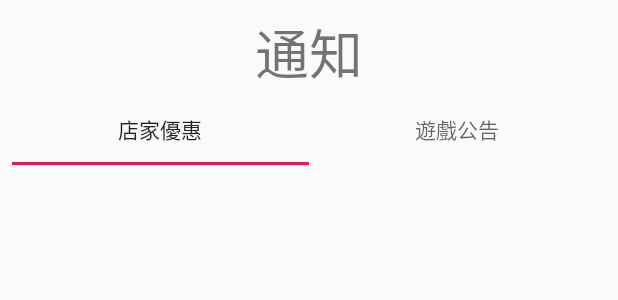
After one commit to jj97181818/CarbonPoint, an Android app: the layout activity_notice.xml on its own in the app's theme, with its tools: preview values and no code run, on a phone screen of 412 x 824 dp. The commit adds this screen. Shown: the top 300 px of the screen. Run offline under Robolectric (Android 15) with nearby library versions, the phone set to English and light mode, and no system bars.

Commit message:
Broken NoticeActivity

```diff
--- a/app/build.gradle
+++ b/app/build.gradle
@@ -22,7 +22,10 @@ dependencies {
     implementation fileTree(dir: 'libs', include: ['*.jar'])
     implementation 'com.android.support:appcompat-v7:28.0.0'
     implementation 'com.android.support.constraint:constraint-layout:1.1.3'
+    implementation 'com.android.support:recyclerview-v7:28.0.0'
     testImplementation 'junit:junit:4.12'
     androidTestImplementation 'com.android.support.test:runner:1.0.2'
     androidTestImplementation 'com.android.support.test.espresso:espresso-core:3.0.2'
+    implementation 'com.android.support:support-v4:28.0.0'
+    implementation 'com.android.support:design:28.0.0'
 }
--- a/app/src/main/AndroidManifest.xml
+++ b/app/src/main/AndroidManifest.xml
@@ -21,7 +21,8 @@
         <activity android:name=".MessageBoardActivity" />
         <activity android:name=".PointActivity" />
         <activity android:name=".ThisMonthRecordActivity" />
-        <activity android:name=".HistoryRecordActivity"></activity>
+        <activity android:name=".HistoryRecordActivity" />
+        <activity android:name=".NoticeActivity"></activity>
     </application>
 
 </manifest>
--- a/app/src/main/java/me/jj97181818/carbonpoint/MainActivity.java
+++ b/app/src/main/java/me/jj97181818/carbonpoint/MainActivity.java
@@ -14,7 +14,7 @@ public class MainActivity extends AppCompatActivity {
     }
 
     public void gotoSpecificActivity(View v) {
-        Intent it = new Intent(this, PointActivity.class);
+        Intent it = new Intent(this, NoticeActivity.class);
         startActivity(it);
     }
 }
--- /dev/null
+++ b/app/src/main/res/layout/activity_notice.xml
@@ -0,0 +1,50 @@
+<?xml version="1.0" encoding="utf-8"?>
+<android.support.constraint.ConstraintLayout xmlns:android="http://schemas.android.com/apk/res/android"
+    xmlns:app="http://schemas.android.com/apk/res-auto"
+    xmlns:tools="http://schemas.android.com/tools"
+    android:layout_width="match_parent"
+    android:layout_height="match_parent"
+    tools:context=".NoticeActivity">
+
+    <TextView
+        android:id="@+id/textView11"
+        android:layout_width="wrap_content"
+        android:layout_height="wrap_content"
+        android:layout_marginStart="8dp"
+        android:layout_marginTop="8dp"
+        android:layout_marginEnd="8dp"
+        android:text="通知"
+        android:textSize="36sp"
+        app:layout_constraintEnd_toEndOf="parent"
+        app:layout_constraintStart_toStartOf="parent"
+        app:layout_constraintTop_toTopOf="parent" />
+
+    <android.support.v4.view.ViewPager
+        android:id="@+id/vpgContent"
+        android:layout_width="0dp"
+        android:layout_height="594dp"
+        android:layout_marginStart="8dp"
+        android:layout_marginEnd="8dp"
+        app:layout_constraintEnd_toEndOf="parent"
+        app:layout_constraintStart_toStartOf="parent"
+        app:layout_constraintTop_toBottomOf="@+id/tblTitle" />
+
+    <android.support.design.widget.TabLayout
+        android:id="@+id/tblTitle"
+        android:layout_width="0dp"
+        android:layout_height="wrap_content"
+        app:layout_constraintEnd_toEndOf="@+id/vpgContent"
+        app:layout_constraintStart_toStartOf="@+id/vpgContent"
+        app:layout_constraintTop_toBottomOf="@+id/textView11">
+
+        <android.support.design.widget.TabItem
+            android:layout_width="wrap_content"
+            android:layout_height="wrap_content"
+            android:text="@string/noticeStore" />
+
+        <android.support.design.widget.TabItem
+            android:layout_width="wrap_content"
+            android:layout_height="wrap_content"
+            android:text="@string/noticeGame" />
+    </android.support.design.widget.TabLayout>
+</android.support.constraint.ConstraintLayout>
--- /dev/null
+++ b/app/src/main/res/values/dimens.xml
@@ -0,0 +1,4 @@
+<?xml version="1.0" encoding="utf-8"?>
+<resources>
+    <dimen name="text_margin">16dp</dimen>
+</resources>
--- a/app/src/main/res/values/strings.xml
+++ b/app/src/main/res/values/strings.xml
@@ -41,4 +41,14 @@
         A: 遊戲幣可以到與我們合作的相關餐廳消費，獲得碳幣的同時，也會得到遊戲的金幣。
     </string>
 
+
+    <string name="noticeStore">
+        店家優惠
+    </string>
+    <string name="noticeGame">
+        遊戲公告
+    </string>
+
+    <!-- TODO: Remove or change this placeholder text -->
+    <string name="hello_blank_fragment">Hello blank fragment</string>
 </resources>
```
Also changed, not shown: app/src/main/java/me/jj97181818/carbonpoint/GameFragment.java (added, +107 -0 lines), app/src/main/java/me/jj97181818/carbonpoint/NoticeActivity.java (added, +68 -0 lines), app/src/main/java/me/jj97181818/carbonpoint/StoreFragment.java (added, +108 -0 lines), app/src/main/java/me/jj97181818/carbonpoint/dummy/DummyContent.java (added, +72 -0 lines), app/src/main/res/layout/fragment_game.xml (added, +14 -0 lines), app/src/main/res/layout/fragment_store.xml (added, +14 -0 lines).
